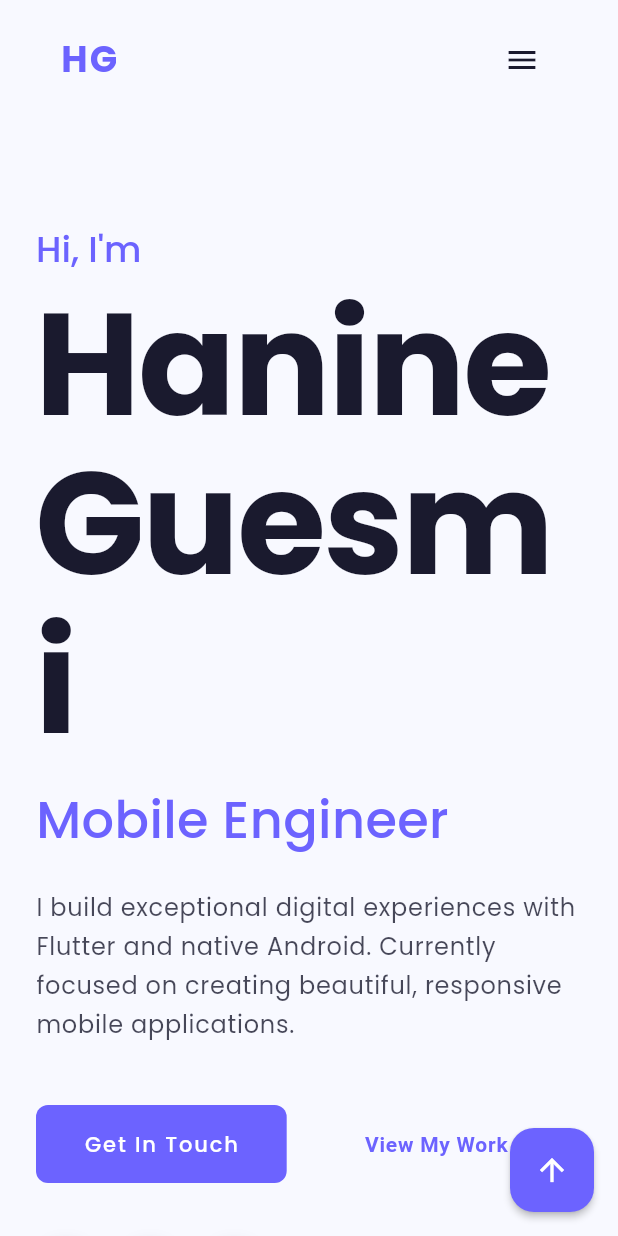
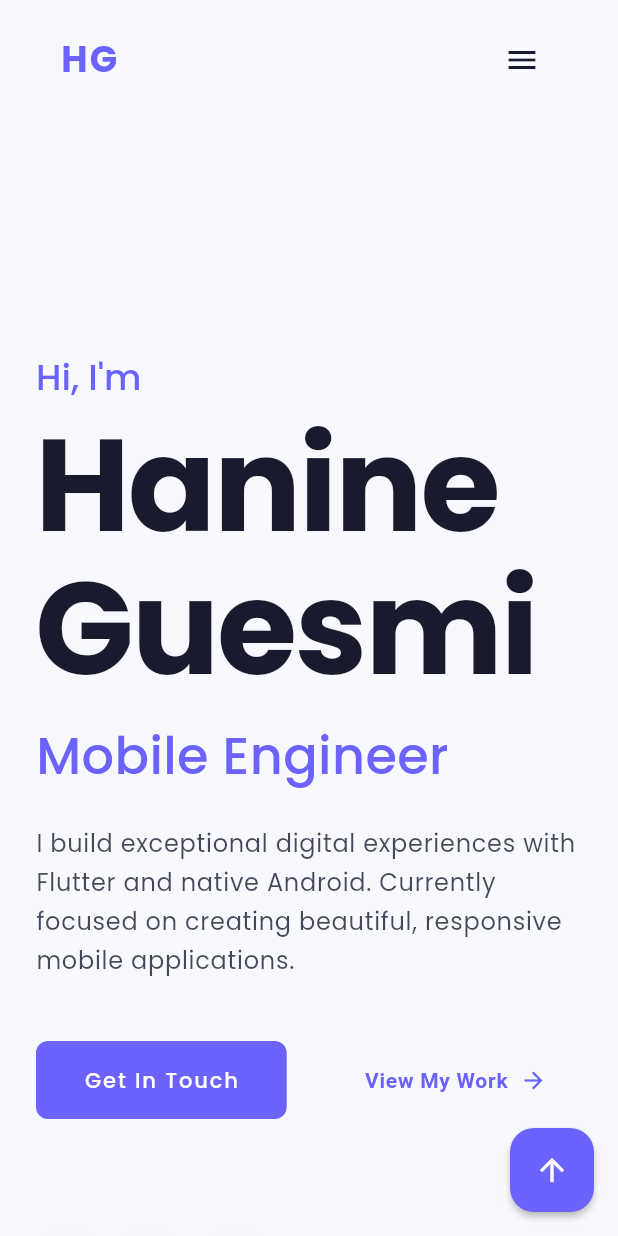
Before and after one commit to EngineerHanineGuesmi/Portfolio, a Flutter app: the screen it shows after launch, on a phone screen of 412 x 824 dp. Run offline on Flutter 3.47's test engine with Material 3 defaults, Android fonts, the phone set to English and light mode, and no system bars; our stand-ins replace font_awesome_flutter, google_fonts, responsive_framework, scroll_to_index, smooth_page_indicator.

Commit message:
Fit hero name on phones and drop unused Cupertino icons
- Scale the hero name with screen width so words never split mid-word
- Remove cupertino_icons: no code uses it, saves a font download

Co-Authored-By: Claude Opus 5.5 <noreply@anthropic.com>

```diff
--- a/lib/screens/home_screen.dart
+++ b/lib/screens/home_screen.dart
@@ -150,13 +150,21 @@ class _HomeScreenState extends State<HomeScreen> {
             ),
           ),
           const SizedBox(height: 8),
-          Text(
+          LayoutBuilder(
+            builder: (context, constraints) {
+              // Shrink the name on narrow screens so neither word gets split
+              // mid-word ("Hani / ne"). Each word is ~4 font-sizes wide in bold Poppins.
+              final fontSize = (constraints.maxWidth / 4.2).clamp(36.0, 96.0);
+              return Text(
                 'Hanine Guesmi',
                 style: theme.textTheme.displayLarge?.copyWith(
+                  fontSize: fontSize,
                   fontWeight: FontWeight.bold,
                   color: theme.colorScheme.onBackground,
                   height: 1.1,
                 ),
+              );
+            },
           ),
           const SizedBox(height: 16),
           Text(
--- a/pubspec.yaml
+++ b/pubspec.yaml
@@ -9,7 +9,6 @@ environment:
 dependencies:
   flutter:
     sdk: flutter
-  cupertino_icons: ^1.0.6
   google_fonts: ^6.1.0
   url_launcher: ^6.2.2
   flutter_svg: ^2.0.10+1
```
Also changed, not shown: pubspec.lock. Lines whose indentation alone changed are shown as unchanged.
